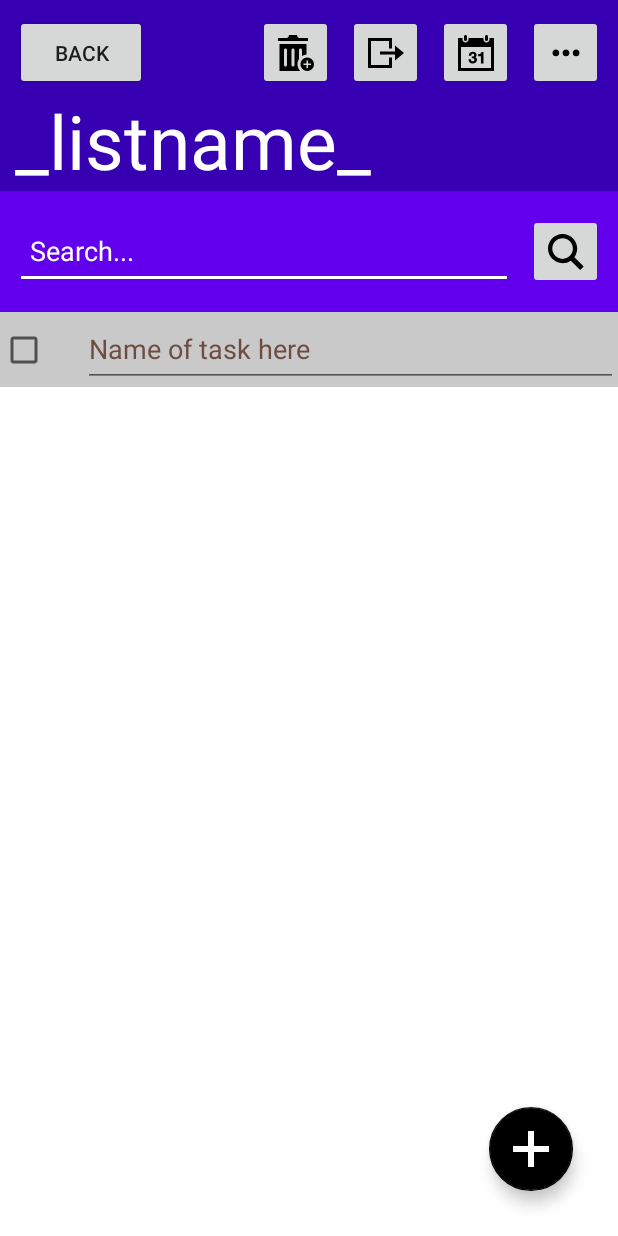
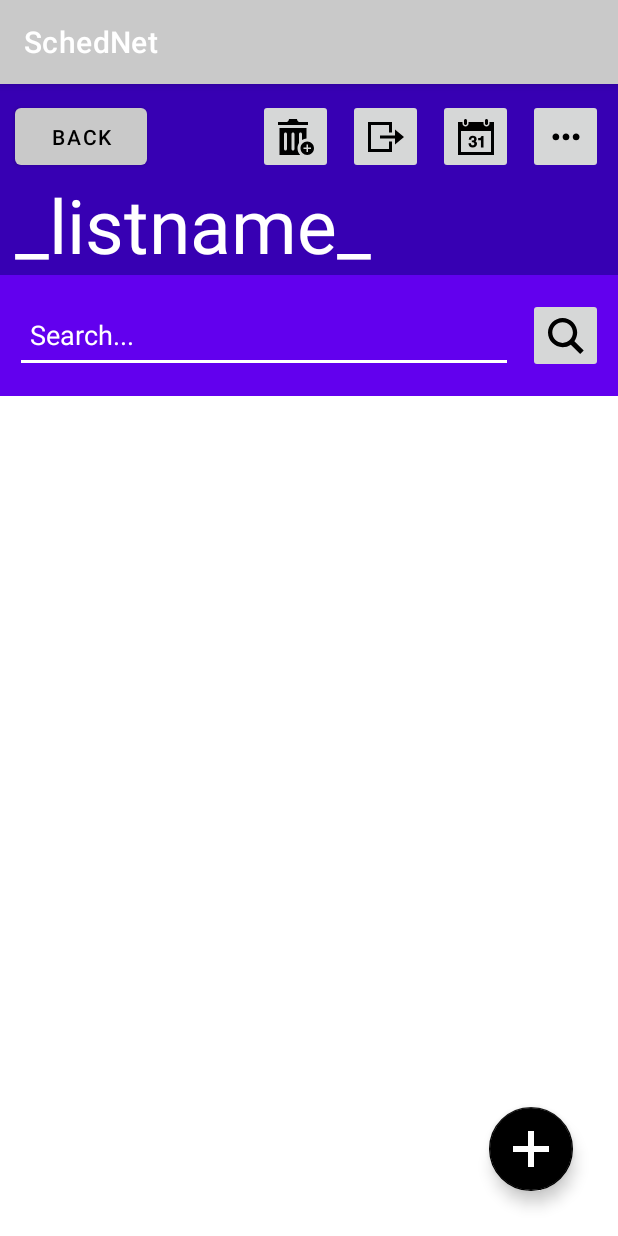
Before and after one commit to RedBean3ll/SchedNet, an Android app: the TodoLocal screen opened directly, with no data from a screen before it, on a phone screen of 412 x 824 dp. Run offline under Robolectric (Android 15) with nearby library versions, the phone set to English and light mode, and no system bars.

Commit message:
Merge remote-tracking branch 'origin/master'
+TodoRibbon revamped into frame
+TodoAdapter created & setup
+Setup Fab w/ add new ribbon fun

NOTE: Ribbon carrage scrolls

```diff
--- a/app/build.gradle
+++ b/app/build.gradle
@@ -47,4 +47,6 @@ dependencies {
     androidTestImplementation 'androidx.test.ext:junit:1.1.3'
     androidTestImplementation 'androidx.test.espresso:espresso-core:3.4.0'
     implementation 'androidx.constraintlayout:constraintlayout:2.1.4'
+    implementation 'androidx.recyclerview:recyclerview:1.2.1'
+    implementation 'androidx.cardview:cardview:1.0.0'
 }
--- /dev/null
+++ b/app/src/main/java/com/zybooks/schednet/Adapter/TodoAdapter.kt
@@ -0,0 +1,56 @@
+package com.zybooks.schednet.Adapter
+
+import android.view.LayoutInflater
+import android.view.View
+import android.view.ViewGroup
+import android.widget.CheckBox
+import androidx.recyclerview.widget.RecyclerView
+import com.zybooks.schednet.Model.TodoModel
+import com.zybooks.schednet.R
+import com.zybooks.schednet.TodoLocal
+
+class TodoAdapter(actin: TodoLocal) : RecyclerView.Adapter<TodoAdapter.ViewHolder>() {
+
+    private var mActin: TodoLocal? = null
+    private var mTdoList: List<TodoModel>? = null
+
+    init {
+        mActin = actin
+    }
+
+    class ViewHolder(itemView: View) : RecyclerView.ViewHolder(itemView) {
+        val checkBoi: CheckBox
+
+        init {
+            checkBoi = itemView.findViewById(R.id.sample_ribbon_box)
+        }
+    }
+
+    override fun onCreateViewHolder(parent: ViewGroup, viewType: Int): ViewHolder {
+        val v: View =
+            LayoutInflater.from(parent.context).inflate(R.layout.todo_ribbon_frame, parent, false)
+
+        return ViewHolder(v)
+    }
+
+    fun boolMe(num: Int?): Boolean {
+        return num!=0
+    }
+
+    fun setTasks(todoList: List<TodoModel>) {
+        mTdoList = todoList
+        notifyDataSetChanged()
+    }
+
+    override fun onBindViewHolder(holder: ViewHolder, position: Int) {
+        var item: TodoModel? = mTdoList?.get(position)
+        holder.checkBoi.text = item?.mTaskNam
+        holder.checkBoi.isChecked = boolMe(item?.mStatus)
+        holder.checkBoi.tag = item?.mTaskNam
+    }
+
+    override fun getItemCount(): Int {
+        return mTdoList?.size!!
+    }
+
+}
--- a/app/src/main/java/com/zybooks/schednet/TodoLocal.kt
+++ b/app/src/main/java/com/zybooks/schednet/TodoLocal.kt
@@ -6,23 +6,58 @@ import android.util.Log
 import android.view.View
 import android.widget.Button
 import android.widget.ScrollView
+import androidx.appcompat.app.AppCompatActivity
+import androidx.recyclerview.widget.LinearLayoutManager
+import androidx.recyclerview.widget.RecyclerView
+import com.google.android.material.floatingactionbutton.FloatingActionButton
+import com.zybooks.schednet.Adapter.TodoAdapter
+import com.zybooks.schednet.Model.TodoModel
 
-class TodoLocal : Activity() {
+class TodoLocal : AppCompatActivity() {
 
-    //var scrollVw: ScrollView = findViewById(R.id.tdo_task_space)
-    //var addRibbonBtn: Button = findViewById(R.id.tdo_new_todo_fab)
+    //private var mLayoutMgr: RecyclerView.LayoutManager? = null
+    //private var mRecAdaper: RecyclerView.Adapter<TodoAdapter.ViewHolder>? = null
+    private var mRecycleViewMe: RecyclerView? = null
+    private var mAdapt: TodoAdapter? = null
+    private var addRibbonBtn: FloatingActionButton? = null
+    private var mTdoList: MutableList<TodoModel>? = null
 
+    //DEBUG
     val TAG = "TodoLocal"
+    var CNT = 1
 
     override fun onCreate(savedInstanceState: Bundle?) {
         super.onCreate(savedInstanceState)
         setContentView(R.layout.activity_todo_panel)
 
-        //addRibbonBtn.setOnClickListener { this.addNewRibbon() }
+        mRecycleViewMe = findViewById(R.id.tdo_task_space)
+        mAdapt = TodoAdapter(this)
+        mRecycleViewMe!!.layoutManager = LinearLayoutManager(this, LinearLayoutManager.VERTICAL, false)
+
+        mTdoList = mutableListOf()
+        //var task: TodoModel = TodoModel()
+        //task.mId = 1
+        //task.mStatus = 1
+        //task.mTaskNam = "Tdo Task #N"
+        //mTdoList!!.add(task)
+
+        mAdapt!!.setTasks(mTdoList!!)
+        mRecycleViewMe!!.adapter = mAdapt
+
+        addRibbonBtn = findViewById(R.id.tdo_new_todo_fab)
+        addRibbonBtn?.setOnClickListener() { v -> addNewRibbon() }
 
     }
 
     fun addNewRibbon() {
         Log.i(TAG, "Add Ribbon!!")
+        var blank: TodoModel = TodoModel()
+        blank.mId = CNT
+        blank.mStatus = 0
+        blank.mTaskNam = "TEST NAME"
+        mTdoList!!.add(blank)
+        mAdapt!!.setTasks(mTdoList!!)
+        mRecycleViewMe!!.adapter = mAdapt
+
     }
 }
--- a/app/src/main/java/com/zybooks/schednet/TodoRibbonObj.kt
+++ b/app/src/main/java/com/zybooks/schednet/TodoRibbonObj.kt
@@ -1,6 +1,12 @@
 package com.zybooks.schednet
 
 class TodoRibbonObj {
+    var Tdo_RibbonId = "0"
+        get() = field
+        set(value) {
+            field = value
+        }
+
     var Tdo_Name = "todo_nam"
         get() = field
         set(value) {
--- a/app/src/main/res/layout/activity_todo_panel.xml
+++ b/app/src/main/res/layout/activity_todo_panel.xml
@@ -123,50 +123,21 @@
 
     </RelativeLayout>
 
-    <ScrollView
+    <androidx.recyclerview.widget.RecyclerView
         android:id="@+id/tdo_task_space"
         android:layout_width="match_parent"
         android:layout_height="0dp"
         app:layout_constraintBottom_toBottomOf="parent"
         app:layout_constraintTop_toBottomOf="@id/tdo_search_menu_cl"
         app:layout_constraintStart_toStartOf="parent"
-        tools:ignore="ExtraText">
-
-        <androidx.constraintlayout.widget.ConstraintLayout
-            android:id="@+id/sample_ribbon_beta"
-            android:layout_width="match_parent"
-            android:layout_height="wrap_content"
-            android:background="@color/temptheme_alpha">
-
-            <CheckBox
-                android:id="@+id/sample_ribbon_box"
-                android:layout_width="55dp"
-                android:layout_height="match_parent"
-                app:layout_constraintLeft_toLeftOf="parent"
-                app:layout_constraintTop_toTopOf="parent"
-                app:layout_constraintBottom_toBottomOf="parent"
-                />
-
-            <EditText
-                android:id="@+id/sample_ribbon_edit_text"
-                android:layout_width="0dp"
-                android:layout_height="wrap_content"
-                android:autofillHints="Name of task"
-                android:hint="Name of task here"
-                android:inputType="text"
-                android:maxHeight="65dp"
-                android:minHeight="50dp"
-                android:maxLength="62"
-                android:textColorHint="#6D4C41"
-                app:layout_constraintLeft_toRightOf="@id/sample_ribbon_box"
-                app:layout_constraintRight_toRightOf="parent"
-                app:layout_constraintTop_toTopOf="parent" />
+        tools:ignore="ExtraText"
+        app:layoutManager="androidx.recyclerview.widget.LinearLayoutManager"
+        android:nestedScrollingEnabled="true"
+        tools:listitem="@layout/todo_ribbon_frame"
+        >
 
 
-        </androidx.constraintlayout.widget.ConstraintLayout>
-        #Max length may be temporary
-
-    </ScrollView>
+    </androidx.recyclerview.widget.RecyclerView>
 
     <com.google.android.material.floatingactionbutton.FloatingActionButton
         android:id="@+id/tdo_new_todo_fab"
--- a/app/src/main/res/values/colors.xml
+++ b/app/src/main/res/values/colors.xml
@@ -10,4 +10,5 @@
     <color name="temptheme_alpha">#FFC9C9C9</color>
     <color name="temptheme_beta">#FF00E814</color>
     <color name="temptheme_alpha_heavy">#FFA3A3A3</color>
+    <color name="transparent">#00000000</color>
 </resources>
```
Also changed, not shown: app/src/main/AndroidManifest.xml (+8 -3 lines), app/src/main/java/com/zybooks/schednet/Model/TodoModel.kt (added, +29 -0 lines), app/src/main/res/layout/todo_ribbon.xml (added, +37 -0 lines), app/src/main/res/layout/todo_ribbon_frame.xml (added, +34 -0 lines).
